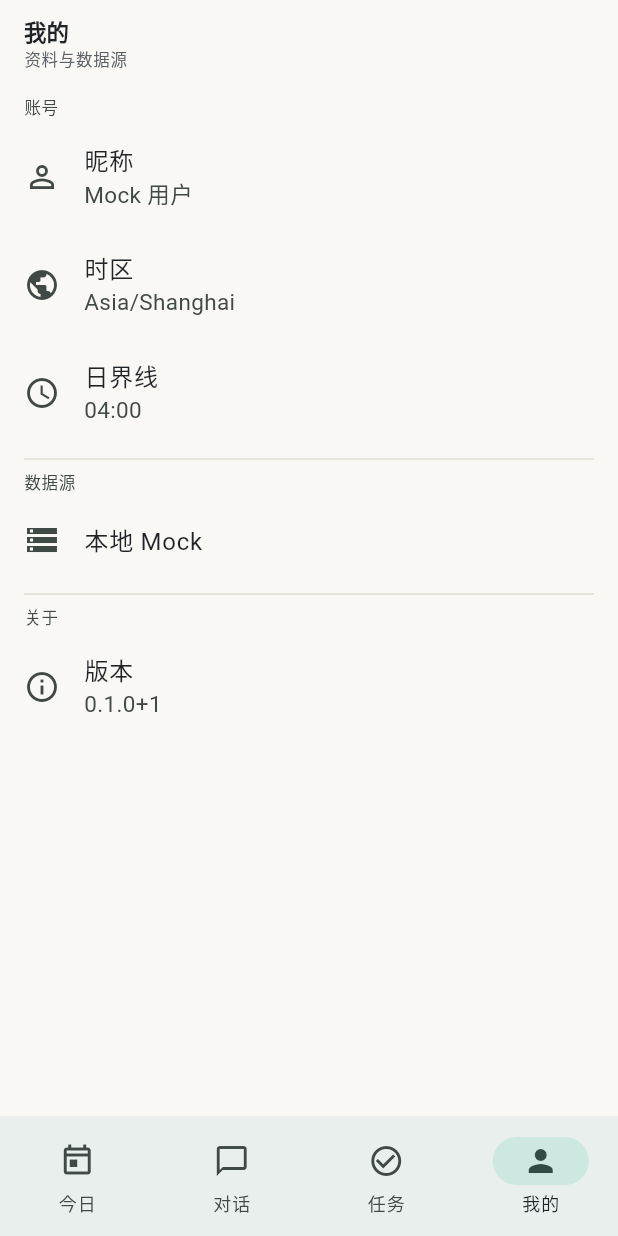
After one commit to Lark123456/AI_Assitant, a Flutter app: the ProfilePage screen opened by its route, on a phone screen of 412 x 824 dp. The commit adds this screen. Run offline on Flutter 3.47's test engine with Material 3 defaults, Android fonts, the phone set to English and light mode, and no system bars; our stand-ins replace flutter_riverpod, go_router.

Commit message:
阶段 U2-B2：Flutter 我的页

```diff
--- /dev/null
+++ b/mobile/lib/core/app_info.dart
@@ -0,0 +1,5 @@
+/// 应用版本常量；不引入 package_info_plus，发布时与 pubspec 手工同步。
+const appVersion = String.fromEnvironment(
+  'APP_VERSION',
+  defaultValue: '0.1.0+1',
+);
--- a/mobile/lib/core/strings.dart
+++ b/mobile/lib/core/strings.dart
@@ -13,6 +13,19 @@ abstract final class S {
   static const taskFilterDone = '已完成';
   static const taskFilterAll = '全部';
   static const taskUpcoming = '下一个安排';
+
+  static const profileSubtitle = '资料与数据源';
+  static const profileAccount = '账号';
+  static const profileName = '昵称';
+  static const profileTimezone = '时区';
+  static const profileDayStart = '日界线';
+  static const profileDataSource = '数据源';
+  static const profileRemote = '远程后端';
+  static const profileMock = '本地 Mock';
+  static const profileApiBase = '接口地址';
+  static const profileAbout = '关于';
+  static const profileVersion = '版本';
+  static const profileDebug = '调试面板';
 
   static const greetingDawn = '夜深了';
   static const greetingMorning = '早上好';
@@ -46,9 +59,6 @@ abstract final class S {
   static const overdue = '已逾期';
   static const waitingSync = '待同步';
   static const readOnlyMode = '只读模式：真实数据已接入，修改操作将在下一批开放';
-
-  static const placeholderBody = '这一页将在后续批次实现';
-  static const profileNextStage = '我的页将在下一阶段提供';
 
   static const markDone = '完成';
   static const skipItem = '跳过';
--- /dev/null
+++ b/mobile/lib/domain/models/profile.dart
@@ -0,0 +1,18 @@
+/// 我的页资料：与后端 `/api/mobile/profile` 对齐的只读模型。
+class UserProfile {
+  const UserProfile({
+    required this.displayName,
+    required this.timezone,
+    required this.dayStart,
+    required this.createdAt,
+  }) : assert(displayName != '', 'displayName must not be empty'),
+       assert(timezone != '', 'timezone must not be empty'),
+       assert(dayStart != '', 'dayStart must not be empty');
+
+  final String displayName;
+  final String timezone;
+
+  /// "HH:MM"；仅展示，不代表 Today 的切日规则。
+  final String dayStart;
+  final DateTime createdAt;
+}
--- /dev/null
+++ b/mobile/lib/domain/repositories/profile_repository.dart
@@ -0,0 +1,6 @@
+import '../models/profile.dart';
+
+/// 我的页数据来源：只读资料。
+abstract interface class ProfileRepository {
+  Future<UserProfile> loadProfile();
+}
--- /dev/null
+++ b/mobile/lib/features/profile/profile_controller.dart
@@ -0,0 +1,24 @@
+import 'package:flutter_riverpod/flutter_riverpod.dart';
+
+import '../../core/providers.dart';
+import '../../domain/models/profile.dart';
+
+/// 我的页唯一状态来源：只读资料。
+class ProfileController extends AsyncNotifier<UserProfile> {
+  @override
+  Future<UserProfile> build() {
+    return ref.watch(profileRepositoryProvider).loadProfile();
+  }
+
+  Future<void> retry() async {
+    state = const AsyncLoading();
+    state = await AsyncValue.guard(
+      () => ref.read(profileRepositoryProvider).loadProfile(),
+    );
+  }
+}
+
+final profileControllerProvider =
+    AsyncNotifierProvider<ProfileController, UserProfile>(
+      ProfileController.new,
+    );
--- /dev/null
+++ b/mobile/lib/features/profile/profile_page.dart
@@ -0,0 +1,164 @@
+import 'package:flutter/foundation.dart';
+import 'package:flutter/material.dart';
+import 'package:flutter_riverpod/flutter_riverpod.dart';
+
+import '../../core/app_info.dart';
+import '../../core/providers.dart';
+import '../../core/strings.dart';
+import '../../core/theme/tokens.dart';
+import '../../domain/models/profile.dart';
+import '../debug/debug_panel_page.dart';
+import 'profile_controller.dart';
+
+class ProfilePage extends ConsumerWidget {
+  const ProfilePage({super.key});
+
+  @override
+  Widget build(BuildContext context, WidgetRef ref) {
+    final async = ref.watch(profileControllerProvider);
+    final remote = ref.watch(remoteConfigProvider);
+
+    return Scaffold(
+      appBar: AppBar(
+        title: Column(
+          crossAxisAlignment: CrossAxisAlignment.start,
+          children: [
+            const Text(S.tabProfile),
+            Text(
+              S.profileSubtitle,
+              style: Theme.of(context).textTheme.labelSmall,
+            ),
+          ],
+        ),
+      ),
+      body: SafeArea(
+        top: false,
+        child: switch (async) {
+          AsyncData(:final value) => _ProfileList(
+            profile: value,
+            remoteEnabled: remote.enabled,
+            baseUrl: remote.baseUrl,
+          ),
+          AsyncError() => _ErrorView(
+            onRetry: () => ref.read(profileControllerProvider.notifier).retry(),
+          ),
+          _ => const Center(child: CircularProgressIndicator()),
+        },
+      ),
+    );
+  }
+}
+
+class _ProfileList extends StatelessWidget {
+  const _ProfileList({
+    required this.profile,
+    required this.remoteEnabled,
+    required this.baseUrl,
+  });
+
+  final UserProfile profile;
+  final bool remoteEnabled;
+  final String baseUrl;
+
+  @override
+  Widget build(BuildContext context) {
+    return ListView(
+      padding: const EdgeInsets.fromLTRB(
+        AppSpacing.lg,
+        AppSpacing.sm,
+        AppSpacing.lg,
+        AppSpacing.lg,
+      ),
+      children: [
+        const _SectionHeader(text: S.profileAccount),
+        ListTile(
+          contentPadding: EdgeInsets.zero,
+          leading: const Icon(Icons.person_outline),
+          title: const Text(S.profileName),
+          subtitle: Text(profile.displayName),
+        ),
+        ListTile(
+          contentPadding: EdgeInsets.zero,
+          leading: const Icon(Icons.public),
+          title: const Text(S.profileTimezone),
+          subtitle: Text(profile.timezone),
+        ),
+        ListTile(
+          contentPadding: EdgeInsets.zero,
+          leading: const Icon(Icons.schedule),
+          title: const Text(S.profileDayStart),
+          subtitle: Text(profile.dayStart),
+        ),
+        const Divider(height: AppSpacing.lg),
+        const _SectionHeader(text: S.profileDataSource),
+        ListTile(
+          contentPadding: EdgeInsets.zero,
+          leading: const Icon(Icons.storage_outlined),
+          title: Text(remoteEnabled ? S.profileRemote : S.profileMock),
+          subtitle: remoteEnabled ? Text(baseUrl) : null,
+        ),
+        const Divider(height: AppSpacing.lg),
+        const _SectionHeader(text: S.profileAbout),
+        ListTile(
+          contentPadding: EdgeInsets.zero,
+          leading: const Icon(Icons.info_outline),
+          title: const Text(S.profileVersion),
+          subtitle: const Text(appVersion),
+        ),
+        if (kDebugMode)
+          ListTile(
+            contentPadding: EdgeInsets.zero,
+            leading: const Icon(Icons.bug_report_outlined),
+            title: const Text(S.profileDebug),
+            trailing: const Icon(Icons.chevron_right),
+            onTap: () => Navigator.of(context).push(
+              MaterialPageRoute<void>(builder: (_) => const DebugPanelPage()),
+            ),
+          ),
+      ],
+    );
+  }
+}
+
+class _SectionHeader extends StatelessWidget {
+  const _SectionHeader({required this.text});
+
+  final String text;
+
+  @override
+  Widget build(BuildContext context) {
+    final theme = Theme.of(context);
+    return Padding(
+      padding: const EdgeInsets.only(bottom: AppSpacing.xs),
+      child: Text(
+        text,
+        style: theme.textTheme.labelSmall?.copyWith(
+          color: theme.colorScheme.onSurfaceVariant,
+        ),
+      ),
+    );
+  }
+}
+
+class _ErrorView extends StatelessWidget {
+  const _ErrorView({required this.onRetry});
+
+  final VoidCallback onRetry;
+
+  @override
+  Widget build(BuildContext context) {
+    final theme = Theme.of(context);
+    return Center(
+      child: Column(
+        mainAxisSize: MainAxisSize.min,
+        children: [
+          Icon(Icons.error_outline, size: 40, color: theme.colorScheme.error),
+          const SizedBox(height: AppSpacing.md),
+          Text(S.loadingFailed, style: theme.textTheme.bodyMedium),
+          const SizedBox(height: AppSpacing.md),
+          FilledButton(onPressed: onRetry, child: const Text(S.retry)),
+        ],
+      ),
+    );
+  }
+}
```
Also changed, not shown: mobile/lib/core/providers.dart (+11 -0 lines), mobile/lib/data/mock/mock_profile_repository.dart (added, +25 -0 lines), mobile/lib/data/remote/remote_profile_repository.dart (added, +34 -0 lines), mobile/lib/shell/app_router.dart (+2 -6 lines), mobile/lib/shell/placeholder_page.dart (deleted, +0 -34 lines), 6 other files.
